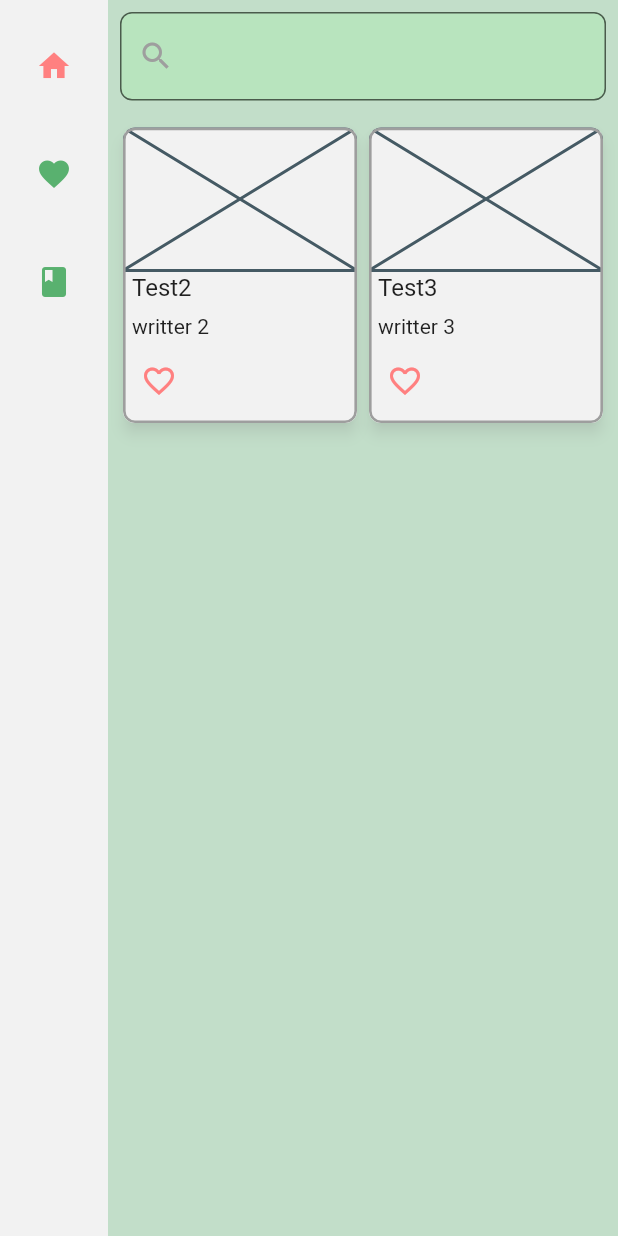
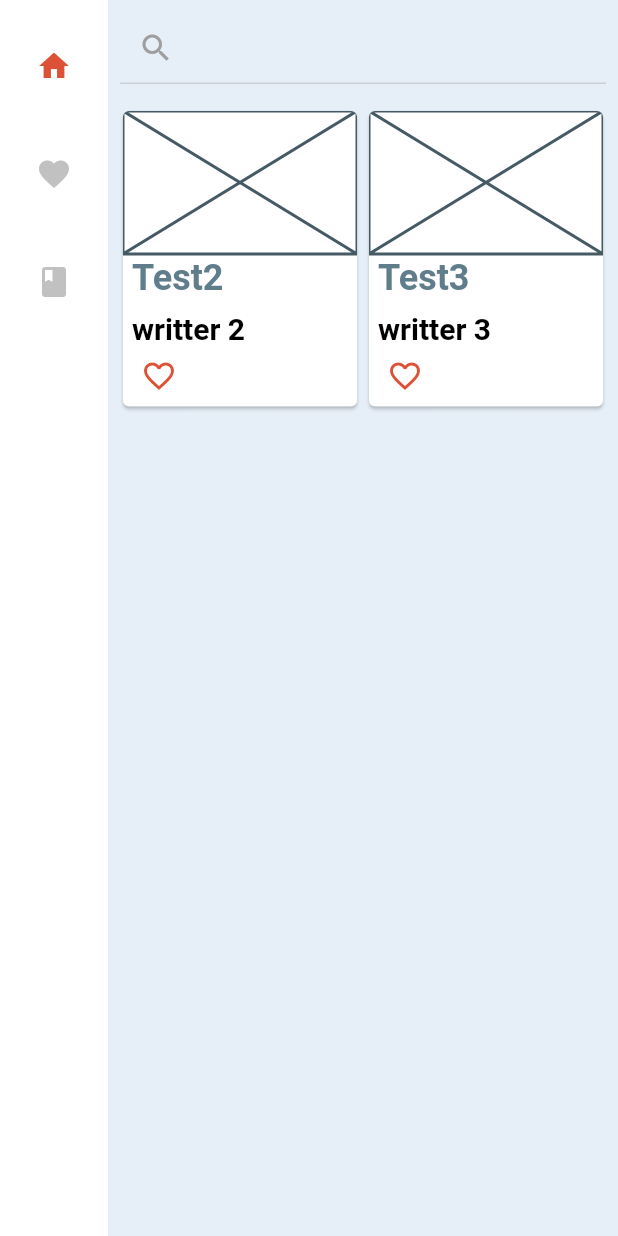
Before and after one commit to valexand-ulb/codex-woltiensis, a Flutter app: the screen it shows after launch, on a phone screen of 412 x 824 dp. Run offline on Flutter 3.47's test engine with Material 2 defaults, Android fonts, the phone set to English and light mode, and no system bars; our stand-ins replace sqflite; accounts and stored records are empty.

Commit message:
- theme modification, trying to improve color palette.

```diff
--- /dev/null
+++ b/lib/model/colors.dart
@@ -0,0 +1,89 @@
+import 'package:flutter/material.dart';
+
+const MaterialColor blueNeutral = MaterialColor(_blueNeutralPrimaryValue, <int, Color>{
+  50: Color(0xFFE6EEF7),
+  100: Color(0xFFC1D4EC),
+  200: Color(0xFF98B7DF),
+  300: Color(0xFF6E9AD2),
+  400: Color(0xFF4F84C9),
+  500: Color(_blueNeutralPrimaryValue),
+  600: Color(0xFF2B66B9),
+  700: Color(0xFF245BB1),
+  800: Color(0xFF1E51A9),
+  900: Color(0xFF133F9B),
+});
+const int _blueNeutralPrimaryValue = 0xFF306EBF;
+
+const MaterialColor blueNeutralAccent = MaterialColor(_blueNeutralAccentValue, <int, Color>{
+  100: Color(0xFFCEDCFF),
+  200: Color(_blueNeutralAccentValue),
+  400: Color(0xFF6893FF),
+  700: Color(0xFF4E80FF),
+});
+const int _blueNeutralAccentValue = 0xFF9BB7FF;
+
+const MaterialColor greenValid = MaterialColor(_greenValidPrimaryValue, <int, Color>{
+  50: Color(0xFFE9F7E6),
+  100: Color(0xFFC8ECC1),
+  200: Color(0xFFA4DF98),
+  300: Color(0xFF7FD26E),
+  400: Color(0xFF63C94F),
+  500: Color(_greenValidPrimaryValue),
+  600: Color(0xFF41B92B),
+  700: Color(0xFF38B124),
+  800: Color(0xFF30A91E),
+  900: Color(0xFF219B13),
+});
+const int _greenValidPrimaryValue = 0xFF48BF30;
+
+const MaterialColor greenValidAccent = MaterialColor(_greenValidAccentValue, <int, Color>{
+  100: Color(0xFFD2FFCE),
+  200: Color(_greenValidAccentValue),
+  400: Color(0xFF74FF68),
+  700: Color(0xFF5DFF4E),
+});
+const int _greenValidAccentValue = 0xFFA3FF9B;
+
+const MaterialColor orangeWarning = MaterialColor(_orangeWarningPrimaryValue, <int, Color>{
+  50: Color(0xFFFAF1E4),
+  100: Color(0xFFF4DDBC),
+  200: Color(0xFFECC690),
+  300: Color(0xFFE4AF64),
+  400: Color(0xFFDF9D42),
+  500: Color(_orangeWarningPrimaryValue),
+  600: Color(0xFFD5841D),
+  700: Color(0xFFCF7918),
+  800: Color(0xFFCA6F14),
+  900: Color(0xFFC05C0B),
+});
+const int _orangeWarningPrimaryValue = 0xFFD98C21;
+
+const MaterialColor orangeWarningAccent = MaterialColor(_orangeWarningAccentValue, <int, Color>{
+  100: Color(0xFFFFF4EC),
+  200: Color(_orangeWarningAccentValue),
+  400: Color(0xFFFFB786),
+  700: Color(0xFFFFA76D),
+});
+const int _orangeWarningAccentValue = 0xFFFFD5B9;
+
+const MaterialColor redAlert = MaterialColor(_redAlertPrimaryValue, <int, Color>{
+  50: Color(0xFFFAE8E4),
+  100: Color(0xFFF4C5BC),
+  200: Color(0xFFEC9F90),
+  300: Color(0xFFE47964),
+  400: Color(0xFFDF5C42),
+  500: Color(_redAlertPrimaryValue),
+  600: Color(0xFFD5391D),
+  700: Color(0xFFCF3118),
+  800: Color(0xFFCA2914),
+  900: Color(0xFFC01B0B),
+});
+const int _redAlertPrimaryValue = 0xFFD93F21;
+
+const MaterialColor redAlertAccent = MaterialColor(_redAlertAccentValue, <int, Color>{
+  100: Color(0xFFFFEDEC),
+  200: Color(_redAlertAccentValue),
+  400: Color(0xFFFF8E86),
+  700: Color(0xFFFF766D),
+});
+const int _redAlertAccentValue = 0xFFFFBEB9;
--- a/lib/model/theme.dart
+++ b/lib/model/theme.dart
@@ -1,184 +1,53 @@
 import 'package:flutter/material.dart';
+
+import 'package:codex_woltiensis_demo/model/colors.dart';
 
 class CustomTheme {
   static ThemeData get themeDataLight {
-    const Color primaryColor =
-        Color.fromRGBO(242, 242, 242, 1); // 60% of the ui
-    const Color backgroundColor =
-        Color.fromRGBO(194, 222, 201, 1); // 60% of the ui
-    const Color secondaryColor =
-        Color.fromRGBO(3, 140, 37, 1); // 30% of the ui
-    const Color secondaryColorLight =
-        Color.fromRGBO(145, 253, 145, 1); // 30% of the ui
-    const Color accentColor =
-        Color.fromRGBO(255, 128, 128, 1); // 10% of the ui
+    return ThemeData(
+      colorScheme: ColorScheme(
+        primary: redAlert.withOpacity(0.9),
+        secondary: greenValid,
 
-    const Color textColor = Colors.black87; //Color.fromRGBO(0, 0, 0, 1);
+        surface: Colors.white,
+        background: blueNeutral.withOpacity(0.8),
 
-    return ThemeData(
-      primaryColor: primaryColor,
-      scaffoldBackgroundColor: backgroundColor,
-      textTheme: const TextTheme(
-        displayLarge: TextStyle(color: textColor),
-        displayMedium: TextStyle(color: textColor),
-        displaySmall: TextStyle(color: textColor),
-        headlineMedium: TextStyle(color: textColor),
-        headlineSmall: TextStyle(color: textColor),
-        titleLarge: TextStyle(color: textColor),
-        titleMedium: TextStyle(color: textColor),
-        titleSmall: TextStyle(color: textColor),
-        bodyLarge: TextStyle(color: textColor),
-        bodyMedium: TextStyle(color: textColor),
-        bodySmall: TextStyle(color: textColor),
-        labelLarge: TextStyle(color: textColor),
-      ),
-      dividerColor: textColor.withOpacity(0.5),
-      buttonTheme: const ButtonThemeData(
-        buttonColor: accentColor,
-        textTheme: ButtonTextTheme.primary,
-      ),
-      colorScheme: const ColorScheme(
-        primary: primaryColor,
-        secondary: secondaryColor,
-        surface: Colors.white,
-        background: Colors.white,
-        error: Colors.red,
+        error: redAlert,
+
         onPrimary: Colors.white,
         onSecondary: Colors.white,
-        onSurface: textColor,
-        onBackground: textColor,
+
+        onSurface: Colors.grey,
+        onBackground: Colors.black,
         onError: Colors.white,
+
         brightness: Brightness.light,
-      ).copyWith(background: Colors.white).copyWith(secondary: accentColor),
-      cardTheme: CardTheme(
-        elevation: 4.0,
-        shape: RoundedRectangleBorder(
-          borderRadius: BorderRadius.circular(8.0),
-          side: const BorderSide(
-            color: Colors.grey,
-            width: 1.75,
-          ),
+      ),
+
+      textTheme: const TextTheme(
+        titleLarge: TextStyle(
+          fontSize: 24,
+          fontWeight: FontWeight.bold,
+          color: Colors.blueGrey,
         ),
-        color: primaryColor,
-        shadowColor: Colors.grey.withOpacity(0.3),
-      ),
-      navigationRailTheme: NavigationRailThemeData(
-        backgroundColor: primaryColor,
-        selectedIconTheme: const IconThemeData(
-          color: accentColor,
+        titleMedium: TextStyle(
+          fontSize: 20,
+          fontWeight: FontWeight.bold,
+          color: Colors.black,
         ),
-        selectedLabelTextStyle: const TextStyle(
-          color: accentColor,
+        titleSmall: TextStyle(
+          fontSize: 16,
           fontWeight: FontWeight.bold,
-        ),
-        unselectedIconTheme: const IconThemeData(
-          color: secondaryColor,
-        ),
-        unselectedLabelTextStyle: TextStyle(
-          color: textColor.withOpacity(0.6),
-          fontWeight: FontWeight.normal,
+          color: Colors.black,
         ),
       ),
-      inputDecorationTheme: InputDecorationTheme(
-        fillColor: secondaryColorLight.withOpacity(0.2),
-        filled: true,
-        focusedBorder: OutlineInputBorder(
-          borderSide: const BorderSide(color: secondaryColor, width: 1.4),
-          borderRadius: BorderRadius.circular(8.0),
-        ),
-        enabledBorder: OutlineInputBorder(
-          borderSide:
-              BorderSide(color: textColor.withOpacity(0.6), width: 1.0),
-          borderRadius: BorderRadius.circular(8.0),
-        ),
-        disabledBorder: OutlineInputBorder(
-          borderSide:
-              BorderSide(color: Colors.grey.withOpacity(0.6), width: 1.0),
-          borderRadius: BorderRadius.circular(8.0),
-        ),
-        hintStyle: TextStyle(
-          color: textColor.withOpacity(0.6),
-        ),
-      ),
-    );
-  }
 
-  static ThemeData get themeDataOriginal {
-    const Color primaryColor = Color.fromRGBO(161, 0, 9, 0.7); // 60% of the ui
-    const Color backgroundColor =
-        Color.fromRGBO(237, 38, 50, 1); // 60% of the ui
-    const Color secondaryColor =
-        Color.fromRGBO(242, 137, 7, 1); // 30% of the ui
-    const Color secondaryColorLight =
-        Color.fromRGBO(242, 203, 5, 1); // 30% of the ui
-    const Color accentColor = Color.fromRGBO(242, 203, 5, 1); // 10% of the ui
+      scaffoldBackgroundColor: blueNeutral.shade50,
+      brightness: Brightness.light,
 
-    const Color textColor = Colors.black87; //Color.fromRGBO(0, 0, 0, 1);
 
-    return ThemeData(
-      primaryColor: primaryColor,
-      scaffoldBackgroundColor: backgroundColor,
-      textTheme: const TextTheme(
-        displayLarge: TextStyle(color: textColor),
-        displayMedium: TextStyle(color: textColor),
-        displaySmall: TextStyle(color: textColor),
-        headlineMedium: TextStyle(color: textColor),
-        headlineSmall: TextStyle(color: textColor),
-        titleLarge: TextStyle(color: textColor),
-        titleMedium: TextStyle(color: textColor),
-        titleSmall: TextStyle(color: textColor),
-        bodyLarge: TextStyle(color: textColor),
-        bodyMedium: TextStyle(color: textColor),
-        bodySmall: TextStyle(color: textColor),
-        labelLarge: TextStyle(color: textColor),
-      ),
-      dividerColor: textColor.withOpacity(0.5),
-      buttonTheme: const ButtonThemeData(
-        buttonColor: accentColor,
-        textTheme: ButtonTextTheme.primary,
-      ),
-      colorScheme: const ColorScheme(
-        primary: primaryColor,
-        secondary: secondaryColor,
-        surface: Colors.white,
-        background: Colors.white,
-        error: Colors.red,
-        onPrimary: Colors.white,
-        onSecondary: Colors.white,
-        onSurface: textColor,
-        onBackground: textColor,
-        onError: Colors.white,
-        brightness: Brightness.light,
-      ).copyWith(background: Colors.white).copyWith(secondary: accentColor),
-      cardTheme: CardTheme(
-        elevation: 8.0,
-        shape: RoundedRectangleBorder(
-          borderRadius: BorderRadius.circular(8.0),
-          side: const BorderSide(
-            color: Colors.grey,
-            width: 1.75,
-          ),
-        ),
-        color: Colors.white,
-        shadowColor: Colors.black87.withOpacity(0.8),
-      ),
-      navigationRailTheme: NavigationRailThemeData(
-        backgroundColor: primaryColor,
-        selectedIconTheme: const IconThemeData(
-          color: accentColor,
-        ),
-        selectedLabelTextStyle: const TextStyle(
-          color: accentColor,
-          fontWeight: FontWeight.bold,
-        ),
-        unselectedIconTheme: const IconThemeData(
-          color: secondaryColor,
-        ),
-        unselectedLabelTextStyle: TextStyle(
-          color: textColor.withOpacity(0.6),
-          fontWeight: FontWeight.normal,
-        ),
-      ),
+      // other
+
     );
   }
 }
--- a/lib/view/song_card.dart
+++ b/lib/view/song_card.dart
@@ -48,9 +48,9 @@ class _SongCardState extends State<SongCard> {
                 child: Column(
                   crossAxisAlignment: CrossAxisAlignment.start,
                   children: <Widget>[
-                    Text(widget.song.title, style: Theme.of(context).textTheme.titleMedium),
+                    Text(widget.song.title, style: Theme.of(context).textTheme.titleLarge),
                     const SizedBox(height: 8.0),
-                    Text(widget.song.writer, style: Theme.of(context).textTheme.bodyMedium,),
+                    Text(widget.song.writer, style: Theme.of(context).textTheme.titleMedium,),
                   ],
                 ),
               ),
@@ -61,7 +61,7 @@ class _SongCardState extends State<SongCard> {
                     },
                     icon: Icon(
                       _likedIcon,
-                      color: Theme.of(context).colorScheme.secondary,
+                      color: Theme.of(context).colorScheme.primary,
                       size: 24.0,
                     )
                 ),
```
